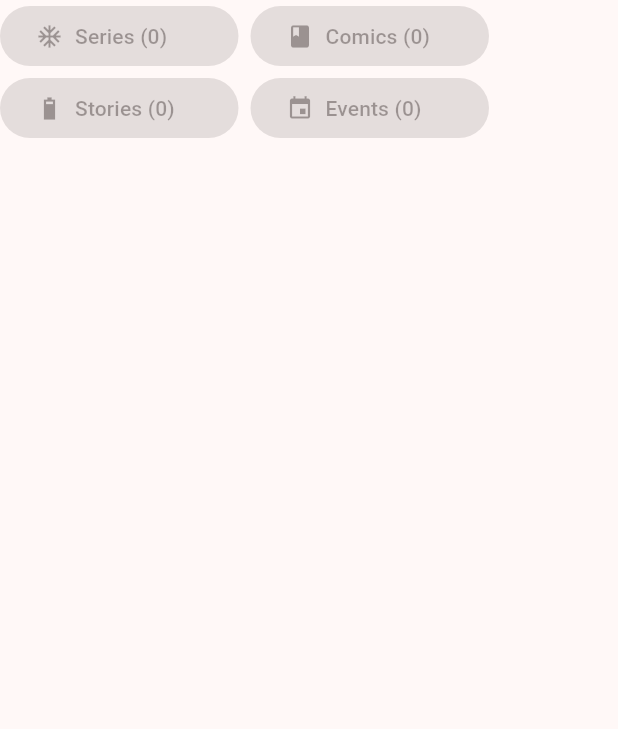
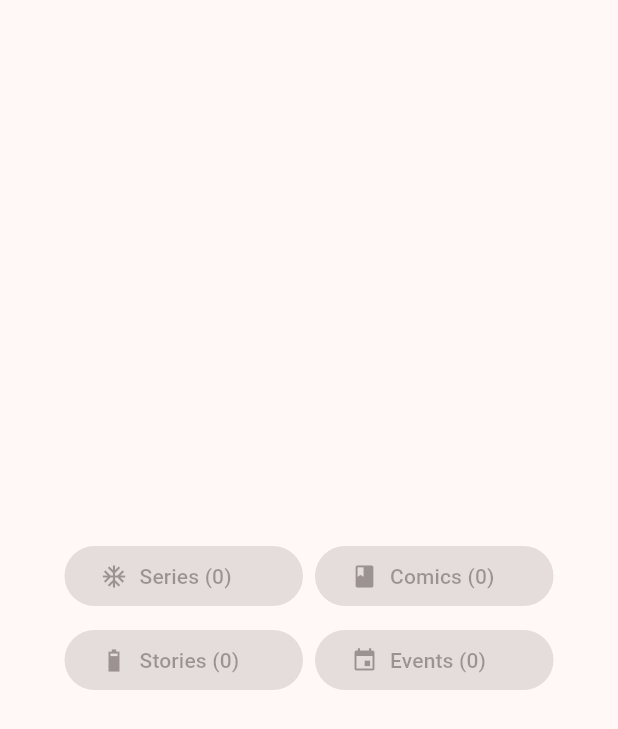
Before and after one commit to kevinDintinamo/superhero_demo, a Flutter app: the _MoreInfoActionWidgets widget shown alone on an empty page, opened directly with empty values, on a phone screen of 412 x 824 dp. Shown: the top 729 px of the screen. Run offline on Flutter 3.47's test engine with Material 2 defaults, Android fonts, the phone set to English and light mode, and no system bars; our stand-ins replace flutter_dotenv, flutter_riverpod, go_router; network calls fail.

Commit message:
Update home_screen.dart
Wrapping Wrap in Center to improve the way buttons appear on web and big screens

```diff
--- a/lib/presentation/screens/home/home_screen.dart
+++ b/lib/presentation/screens/home/home_screen.dart
@@ -76,12 +76,16 @@ class _DetailedInfoWidget extends StatelessWidget {
     required this.theme,
   });
 
-  final List characters;
+  final List<Character> characters;
   final int subPageIndex;
   final ThemeData theme;
 
   @override
   Widget build(BuildContext context) {
+    if (characters.isEmpty) {
+      return const Text('No Data to Show');
+    }
+
     final modifiedDate =
         Utils.getDateFormatted(characters[subPageIndex].modifiedDate);
 
@@ -128,10 +132,13 @@ class _MoreInfoActionWidgets extends ConsumerWidget {
     final storiesCount = character.storiesAvailableCount;
     final eventsCount = character.eventsAvailableCount;
 
-    return Wrap(
+    // Center Here to improve design consistents on web.
+    return Center(
+      child: Wrap(
         alignment: WrapAlignment.center,
         crossAxisAlignment: WrapCrossAlignment.center,
         spacing: 8.0,
+        runSpacing: 8.0,
         runAlignment: WrapAlignment.center,
         children: [
           TonalButton(
@@ -182,6 +189,7 @@ class _MoreInfoActionWidgets extends ConsumerWidget {
                   },
           ),
         ],
+      ),
     );
   }
 }
```
Lines whose indentation alone changed are shown as unchanged.
